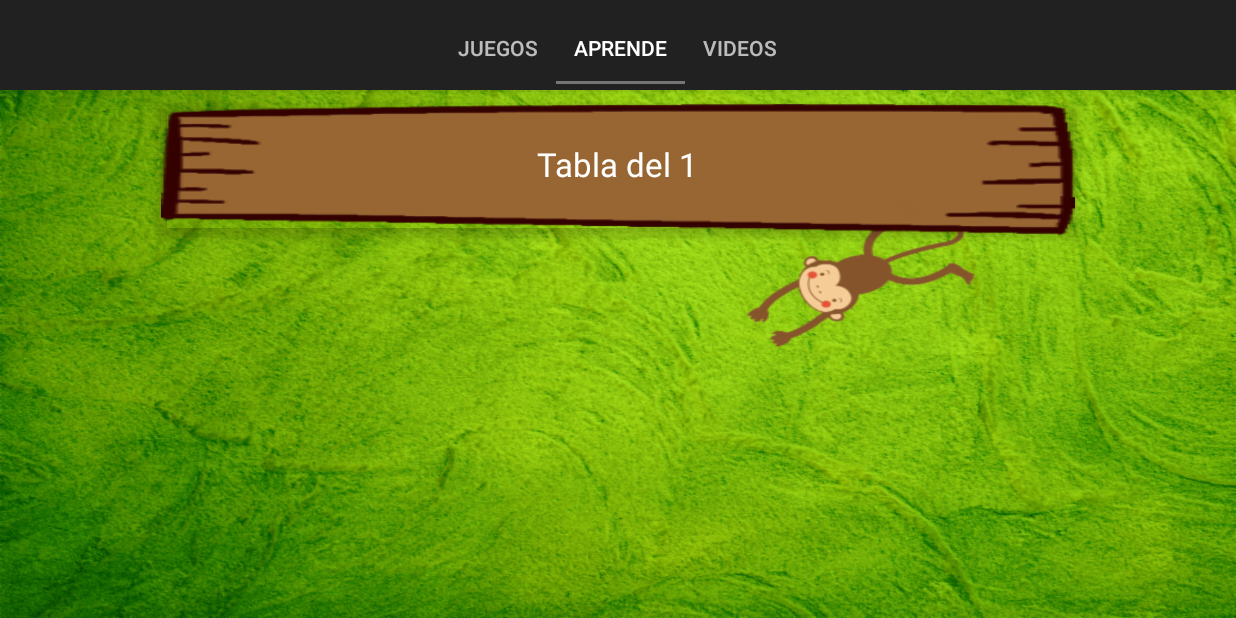
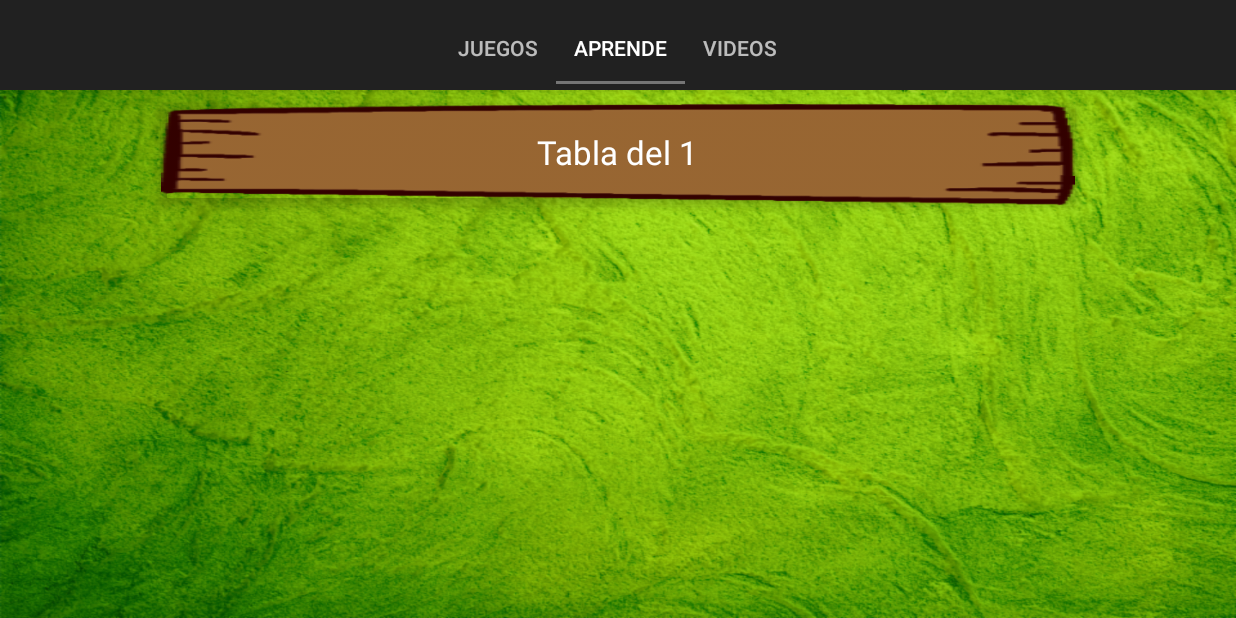
Before and after one commit to miguelpiza93/Mult, an Android app: the screen it shows after launch (MainActivity), tab 2 chosen, on a phone screen of 824 x 412 dp (held sideways). Run offline under Robolectric (Android 15) with nearby library versions, the phone set to English and light mode, and no system bars; our stand-ins replace AdMob.

Commit message:
Se reduce el alto de los card y se cambia el fondo de aprende

```diff
--- a/app/src/main/res/layout/activity_catalogo_tablas.xml
+++ b/app/src/main/res/layout/activity_catalogo_tablas.xml
@@ -5,7 +5,7 @@
     android:layout_width="match_parent"
     android:layout_height="match_parent"
     android:orientation="vertical"
-    android:background="@drawable/background_empezar"
+    android:background="@drawable/background_juego"
     tools:context=".CatalogoTablas">
 
     <com.google.android.gms.ads.AdView
--- a/app/src/main/res/layout/card_view_layout.xml
+++ b/app/src/main/res/layout/card_view_layout.xml
@@ -6,7 +6,7 @@
     <android.support.v7.widget.CardView xmlns:android="http://schemas.android.com/apk/res/android"
         xmlns:card_view="http://schemas.android.com/apk/res-auto"
         android:layout_width="match_parent"
-        android:layout_height="100dp"
+        android:layout_height="80dp"
         card_view:cardCornerRadius="4dp"
         card_view:cardElevation="4dp"
         card_view:cardUseCompatPadding="true"
@@ -28,7 +28,7 @@
                 android:id="@+id/nombre"
                 android:textColor="@color/white"
                 android:layout_alignParentTop="true"
-                android:paddingTop="25dp"
+                android:paddingTop="17dp"
                 android:layout_centerHorizontal="true"/>
 
         </RelativeLayout>
```
